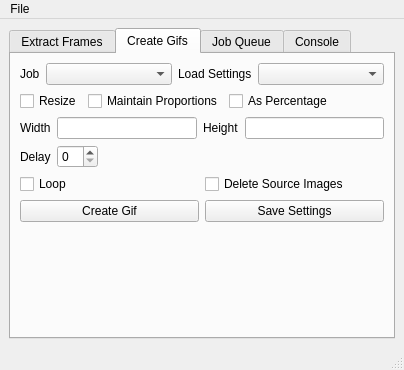
The window that data/screen.ui (KaiAPaulhus/GifExtract) describes before a commit, drawn with Qt 5.
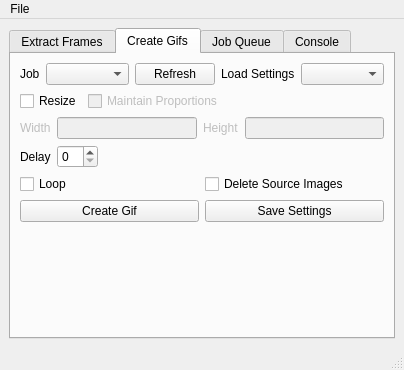
The same window after the commit.

Commit message: Added some of the functions for the gif making screen.

```diff
--- a/data/screen.ui
+++ b/data/screen.ui
@@ -322,6 +322,13 @@
             </property>
            </widget>
           </item>
+          <item>
+           <widget class="QPushButton" name="btn_refreshjobs">
+            <property name="text">
+             <string>Refresh</string>
+            </property>
+           </widget>
+          </item>
           <item>
            <widget class="QLabel" name="label_9">
             <property name="text">
@@ -354,6 +361,9 @@
             </item>
             <item>
              <widget class="QCheckBox" name="check_resize_keepratio">
+              <property name="enabled">
+               <bool>false</bool>
+              </property>
               <property name="inputMethodHints">
                <set>Qt::ImhNone</set>
               </property>
@@ -362,13 +372,6 @@
               </property>
              </widget>
             </item>
-            <item>
-             <widget class="QCheckBox" name="check_resize_percent">
-              <property name="text">
-               <string>As Percentage</string>
-              </property>
-             </widget>
-            </item>
             <item>
              <spacer name="horizontalSpacer_2">
               <property name="orientation">
@@ -387,24 +390,44 @@
           <item>
            <layout class="QHBoxLayout" name="horizontalLayout_12">
             <item>
-             <widget class="QLabel" name="label_4">
+             <widget class="QLabel" name="lbl_resize_width">
+              <property name="enabled">
+               <bool>false</bool>
+              </property>
               <property name="text">
                <string>Width</string>
               </property>
              </widget>
             </item>
             <item>
-             <widget class="QLineEdit" name="line_resize_width"/>
+             <widget class="QLineEdit" name="line_resize_width">
+              <property name="enabled">
+               <bool>false</bool>
+              </property>
+             </widget>
             </item>
             <item>
-             <widget class="QLabel" name="label_7">
+             <widget class="QLabel" name="lbl_resize_height">
+              <property name="enabled">
+               <bool>false</bool>
+              </property>
               <property name="text">
                <string>Height</string>
               </property>
              </widget>
             </item>
             <item>
-             <widget class="QLineEdit" name="line_resize_height"/>
+             <widget class="QLineEdit" name="line_resize_height">
+              <property name="enabled">
+               <bool>false</bool>
+              </property>
+              <property name="acceptDrops">
+               <bool>true</bool>
+              </property>
+              <property name="clearButtonEnabled">
+               <bool>false</bool>
+              </property>
+             </widget>
             </item>
            </layout>
           </item>
@@ -481,7 +504,7 @@
           <property name="sizeHint" stdset="0">
            <size>
             <width>20</width>
-            <height>94</height>
+            <height>91</height>
            </size>
           </property>
          </spacer>
```
The commit also changes 6 other files.
